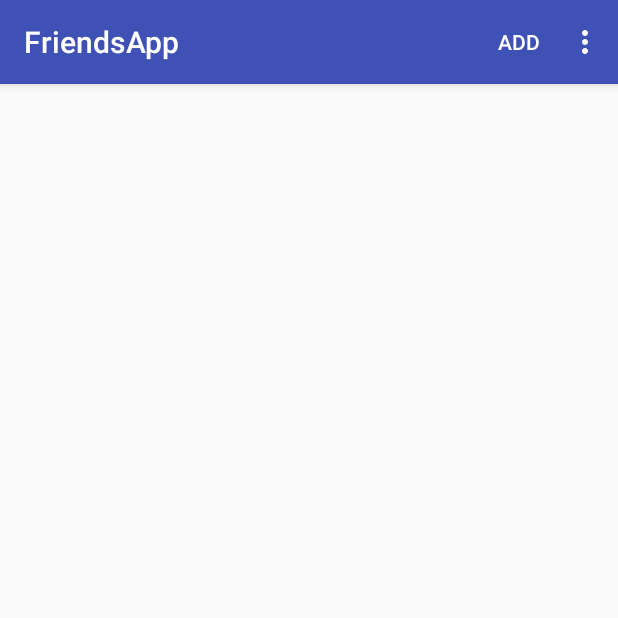
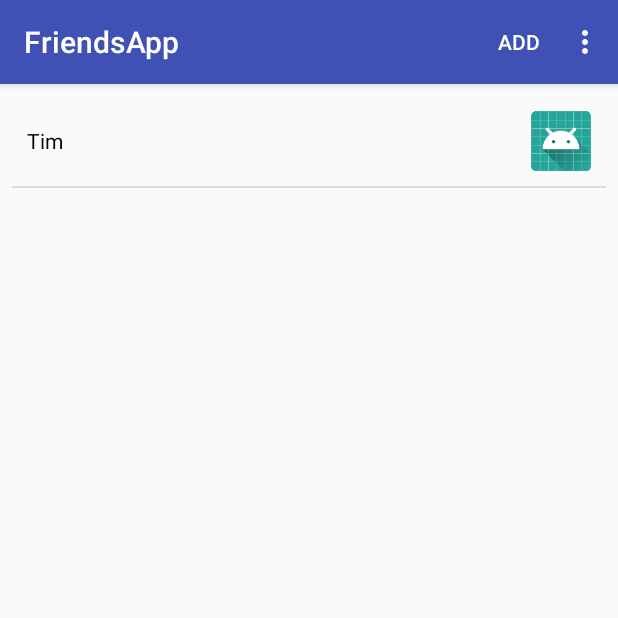
Before and after one commit to BetterEdition/FriendsAppRepo, an Android app: the screen it shows after launch (MainActivity), on a phone screen of 412 x 824 dp, the top half of it. Run offline under Robolectric (Android 15) with nearby library versions, the phone set to English and light mode, and no system bars.

Commit message:
almost done with custom listview

```diff
--- a/app/src/main/java/com/example/jesperenemark/friendsapp/BE/Friend.java
+++ b/app/src/main/java/com/example/jesperenemark/friendsapp/BE/Friend.java
@@ -25,6 +25,7 @@ public class Friend {
         this.MailAddress = mailAddress;
 
     }
+
 
     public int getId() { return Id;}
 
@@ -54,6 +55,9 @@ public class Friend {
     public String getBirthDate() { return BirthDate; }
     public void setBirthDate(String birthD) {this.BirthDate = birthD; }
 
+    public String getName() {
+        return FirstName + " "+ LastName;
+    }
 
     public String toString() {
         return "" + Id + ": " + FirstName + " " + LastName + " " + Address + " " + PhoneNumber + " " + MailAddress + " " + BirthDate;
--- a/app/src/main/java/com/example/jesperenemark/friendsapp/Controller/MainActivity.java
+++ b/app/src/main/java/com/example/jesperenemark/friendsapp/Controller/MainActivity.java
@@ -12,6 +12,7 @@ import android.widget.TextView;
 import android.widget.Toast;
 
 import com.example.jesperenemark.friendsapp.BE.Friend;
+import com.example.jesperenemark.friendsapp.CustomAdapter;
 import com.example.jesperenemark.friendsapp.DAO.AppProvider;
 import com.example.jesperenemark.friendsapp.R;
 
@@ -23,7 +24,9 @@ public class MainActivity extends AppCompatActivity {
     ArrayList<Friend> list;
     ArrayAdapter<Friend> adapter;
 
-
+    ListView simpleList;
+    String friendlist[] = {"Tim"};
+    int fImg[] = {R.mipmap.ic_launcher_round};
 
     // reference to ListView widget
     private ListView listV;
@@ -34,8 +37,7 @@ public class MainActivity extends AppCompatActivity {
 
     AppProvider appProvider;
 
-
-    @Override
+    /* @Override
     protected void onCreate(Bundle savedInstanceState) {
         super.onCreate(savedInstanceState);
         setContentView(R.layout.activity_main);
@@ -44,9 +46,19 @@ public class MainActivity extends AppCompatActivity {
 
         appProvider = new AppProvider(this);
         fillList();
+}
+    */
+    @Override
+    protected void onCreate(Bundle savedInstanceState) {
+        super.onCreate(savedInstanceState);
+        setContentView(R.layout.activity_main);
+        simpleList = (ListView) findViewById(R.id.friend_list);
+        CustomAdapter customAdapter = new CustomAdapter(getApplicationContext(),friendlist , fImg);
+        simpleList.setAdapter(customAdapter);
+    }
 
 
-    }
+
     // Populating main activity with menu_item
     @Override
     public boolean onCreateOptionsMenu(Menu menu) {
@@ -83,7 +95,7 @@ public class MainActivity extends AppCompatActivity {
 //        fillList();
 //        Toast.makeText( this,"name = " + name, Toast.LENGTH_LONG).show();
 //    }
-
+/*
     public void fillList() {
         AppProvider appProvider = new AppProvider(this);
 
@@ -94,4 +106,5 @@ public class MainActivity extends AppCompatActivity {
         listV.setAdapter(a);
     }
 
+*/
 }
--- /dev/null
+++ b/app/src/main/java/com/example/jesperenemark/friendsapp/CustomAdapter.java
@@ -0,0 +1,53 @@
+package com.example.jesperenemark.friendsapp;
+
+/**
+ * Created by edwinsilva on 26/03/2018.
+ */
+import android.content.Context;
+import android.media.Image;
+import android.view.LayoutInflater;
+import android.view.View;
+import android.view.ViewGroup;
+import android.widget.BaseAdapter;
+import android.widget.ImageView;
+import android.widget.TextView;
+
+import java.util.zip.Inflater;
+
+public class CustomAdapter extends BaseAdapter {
+    Context context;
+    String friendList[];
+    int friendIcon[];
+    LayoutInflater inflter;
+
+    public CustomAdapter(Context applicationContext, String[] friendList, int[] friendImg) {
+        this.context = context;
+        this.friendList = friendList;
+        this.friendIcon = friendImg;
+        inflter = (LayoutInflater.from(applicationContext));
+    }
+
+    @Override
+    public int getCount() {
+        return friendList.length;
+    }
+
+    @Override
+    public Object getItem(int i) {
+        return null;
+    }
+
+    @Override
+    public long getItemId(int i) {
+        return 0;
+    }
+
+    @Override
+    public View getView(int i, View view, ViewGroup viewGroup) {
+        view = inflter.inflate(R.layout.listview_item, null);
+        TextView friend = (TextView)           view.findViewById(R.id.textView);
+        ImageView friendImg = (ImageView) view.findViewById(R.id.icon);
+        friend.setText(friendList[i]);
+        friendImg.setImageResource(friendIcon[i]);
+        return view;
+    }}
--- /dev/null
+++ b/app/src/main/res/layout/listview_item.xml
@@ -0,0 +1,30 @@
+<RelativeLayout xmlns:android="http://schemas.android.com/apk/res/android"
+    android:layout_width="match_parent"
+    android:layout_height="wrap_content"
+    android:orientation="vertical"
+    android:padding="10dp">
+
+    <TextView
+        android:id="@+id/textView"
+        android:layout_width="wrap_content"
+        android:layout_height="wrap_content"
+        android:layout_alignParentStart="true"
+        android:layout_centerVertical="true"
+        android:text="Person Name"
+        android:textAppearance="?android:attr/textAppearanceSmall"
+        android:textColor="@android:color/black" />
+
+    <ImageView
+        android:id="@+id/icon"
+        android:layout_width="40dp"
+        android:layout_height="40dp"
+        android:layout_alignParentEnd="true"
+        android:layout_alignParentTop="true"
+        android:src="@mipmap/ic_launcher_round" />
+
+
+
+
+
+
+</RelativeLayout>
```
Also changed, not shown: 1 other file.
